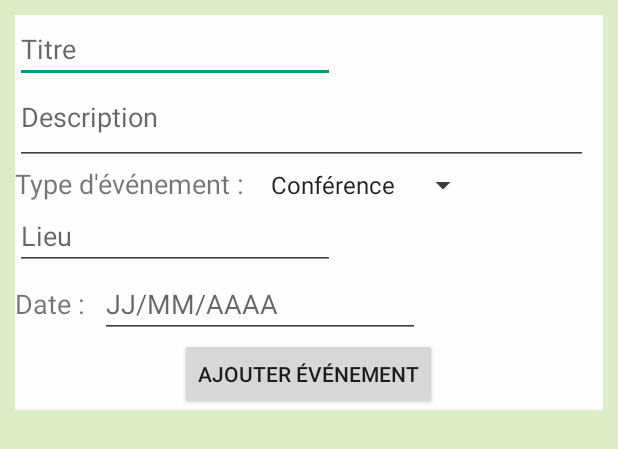
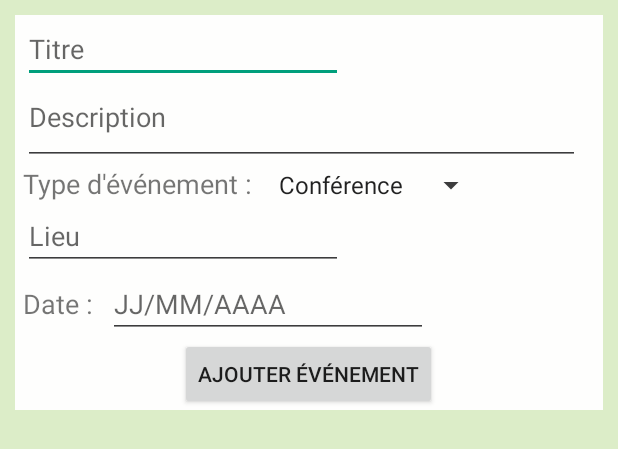
Before and after one commit to claire-mielcarek/UqacEvent, an Android app: the layout add_event.xml on its own in the app's theme, with its tools: preview values and no code run, on a phone screen of 412 x 824 dp. Shown: the top 449 px of the screen. Run offline under Robolectric (Android 15) with nearby library versions, the phone set to English and light mode, and no system bars.

Commit message:
petites modifs xml + fix titre 'publier'

```diff
--- a/app/src/main/java/com/example/clair/uqacevent/EventCreation/AddEventFragment.java
+++ b/app/src/main/java/com/example/clair/uqacevent/EventCreation/AddEventFragment.java
@@ -56,6 +56,7 @@ public class AddEventFragment extends Fragment {
         database = FirebaseDatabase.getInstance().getReference();
 
         activity = Objects.requireNonNull(getActivity());
+        activity.setTitle(getTag());
 
         ETTitle = activity.findViewById(R.id.editTextTitle);
         ETDescription = activity.findViewById(R.id.editTextDescription);
--- a/app/src/main/res/layout/add_event.xml
+++ b/app/src/main/res/layout/add_event.xml
@@ -23,28 +23,32 @@
             android:layout_height="wrap_content"
             android:background="@color/colorBackground"
             android:divider="@color/colorDashBackground"
-            android:orientation="vertical">
+            android:orientation="vertical"
+            android:paddingStart="5dp"
+            android:paddingEnd="5dp">
 
             <EditText
                 android:id="@+id/editTextTitle"
                 android:layout_width="wrap_content"
                 android:layout_height="wrap_content"
+                android:autofillHints=""
                 android:ems="10"
                 android:hint="@string/title_add_event"
                 android:inputType="textPersonName"
-                android:autofillHints="" tools:targetApi="o" />
+                tools:targetApi="o" />
 
             <EditText
                 android:id="@+id/editTextDescription"
                 android:layout_width="match_parent"
                 android:layout_height="wrap_content"
+                android:layout_marginEnd="10dp"
                 android:layout_marginRight="10dp"
+                android:autofillHints=""
                 android:ems="10"
                 android:hint="@string/add_event_description"
                 android:inputType="textMultiLine"
                 android:paddingBottom="20dp"
-                android:autofillHints=""
-                android:layout_marginEnd="10dp" tools:targetApi="o" />
+                tools:targetApi="o" />
 
             <LinearLayout
                 android:layout_width="match_parent"
@@ -55,10 +59,10 @@
                     android:id="@+id/textViewEventType"
                     android:layout_width="wrap_content"
                     android:layout_height="wrap_content"
+                    android:layout_marginEnd="10dp"
                     android:layout_marginRight="10dp"
                     android:text="@string/add_event_type"
-                    android:textSize="18sp"
-                    android:layout_marginEnd="10dp" />
+                    android:textSize="18sp" />
 
                 <Spinner
                     android:id="@+id/spinner_type_event"
@@ -72,10 +76,11 @@
                 android:id="@+id/editTextPlace"
                 android:layout_width="wrap_content"
                 android:layout_height="wrap_content"
+                android:autofillHints=""
                 android:ems="10"
                 android:hint="@string/add_event_place"
                 android:inputType="textPersonName"
-                android:autofillHints="" tools:targetApi="o" />
+                tools:targetApi="o" />
 
             <LinearLayout
                 android:layout_width="match_parent"
@@ -86,10 +91,10 @@
                     android:id="@+id/textViewDate"
                     android:layout_width="wrap_content"
                     android:layout_height="wrap_content"
+                    android:layout_marginEnd="10dp"
                     android:layout_marginRight="10dp"
                     android:text="@string/add_event_date"
-                    android:textSize="18sp"
-                    android:layout_marginEnd="10dp" />
+                    android:textSize="18sp" />
 
                 <EditText
                     android:id="@+id/editTextDate"
--- a/app/src/main/res/layout/login_connexion.xml
+++ b/app/src/main/res/layout/login_connexion.xml
@@ -40,7 +40,9 @@
                 android:layout_marginEnd="40dp"
                 android:background="@color/colorBackground"
                 android:gravity="center"
-                android:orientation="vertical">
+                android:orientation="vertical"
+                android:paddingStart="5dp"
+                android:paddingEnd="5dp">
 
                 <EditText
                     android:id="@+id/mail"
--- a/app/src/main/res/layout/login_inscription.xml
+++ b/app/src/main/res/layout/login_inscription.xml
@@ -12,7 +12,9 @@
         android:layout_gravity="top|center"
         android:layout_margin="10dp"
         android:background="@color/colorBackground"
-        android:orientation="vertical">
+        android:orientation="vertical"
+        android:paddingStart="5dp"
+        android:paddingEnd="5dp">
 
 
         <EditText
```
Also changed, not shown: app/src/main/res/layout/profile.xml (+6 -2 lines).
